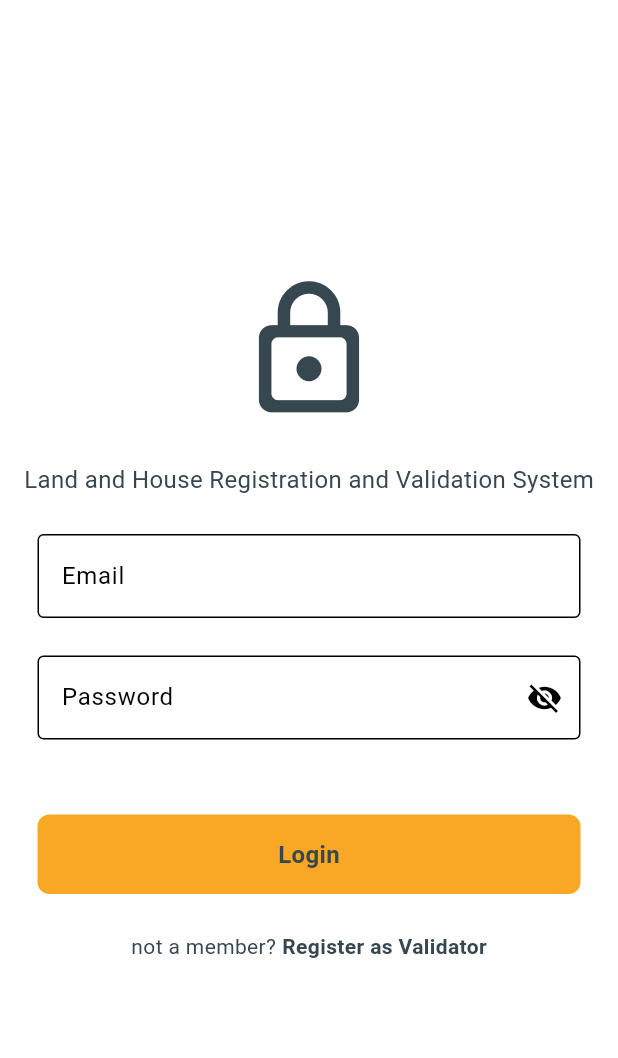
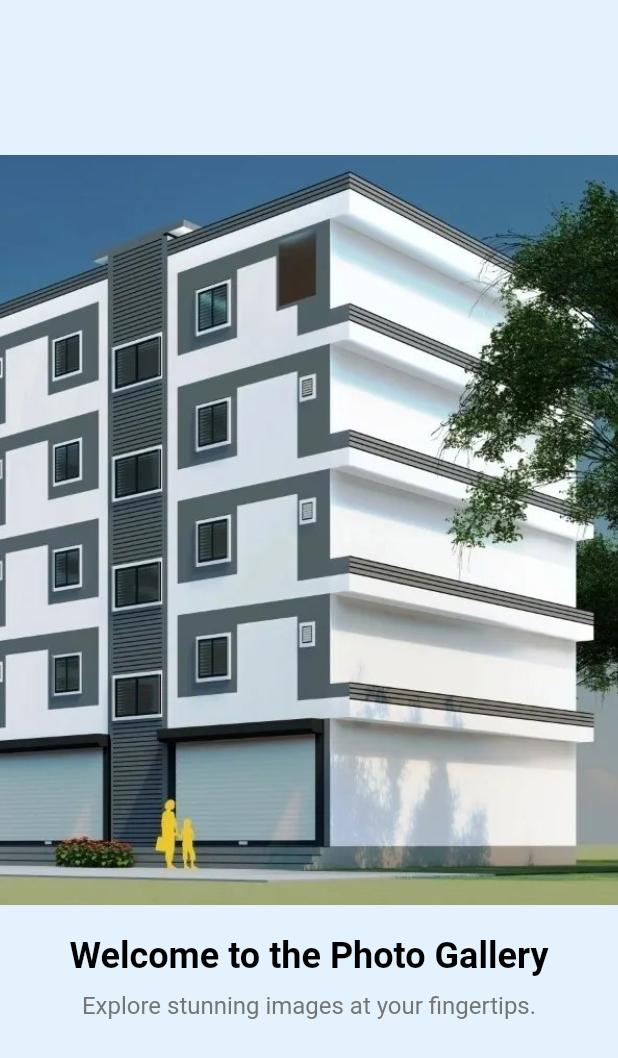
Before and after one commit to Dani-abera/AssetRegistrationandValuation, a Flutter app: the screen it shows after launch, on a phone screen of 412 x 824 dp. Shown: the top 1058 px of the screen. Run offline on Flutter 3.47's test engine with Material 3 defaults, Android fonts, the phone set to English and light mode, and no system bars; drawn by our look-alikes of animated_text_kit, toastification; our stand-ins replace cloud_firestore, file_picker, firebase_auth, firebase_core, firebase_storage, flutter_riverpod and 5 more; missing offline and left inert: flutter_pdfview, mailer; accounts and stored records are empty.

Commit message:
Landing page added

```diff
--- a/lib/main.dart
+++ b/lib/main.dart
@@ -1,27 +1,26 @@
 import 'package:flutter/material.dart';
 import 'package:flutter_riverpod/flutter_riverpod.dart';
-import 'package:land_house_verify/pages/admin/admin_page.dart';
+import 'package:land_house_verify/pages/landing/landing_page.dart';
 import 'package:land_house_verify/service_locator.dart';
 import 'package:land_house_verify/services/login_or_register.dart';
 import 'package:land_house_verify/themes/themes_provider.dart';
 import 'package:firebase_core/firebase_core.dart';
-import 'package:toastification/toastification.dart';
+import 'package:shared_preferences/shared_preferences.dart';
+import 'package:toastification/toastification.dart'; // ✅ Import Toastification
 import 'firebase_options.dart';
 
 void main() async {
-  // Initialize Flutter Binding
   WidgetsFlutterBinding.ensureInitialized();
-  // Initialize Firebase
   await Firebase.initializeApp(
     options: DefaultFirebaseOptions.currentPlatform,
   );
-  // Setup service locator
   setupLocator();
 
-  // Run the app with ProviderScope
   runApp(
     ProviderScope(
-      child: const MyApp(),
+      child: ToastificationWrapper( // ✅ Wrap with ToastificationWrapper
+        child: const MyApp(),
+      ),
     ),
   );
 }
@@ -31,15 +30,52 @@ class MyApp extends ConsumerWidget {
 
   @override
   Widget build(BuildContext context, WidgetRef ref) {
-    final themeData = ref.watch(themeProvider); // Watch the theme provider
+    final themeData = ref.watch(themeProvider);
 
-    return ToastificationWrapper(
-      child: MaterialApp(
-        debugShowCheckedModeBanner: false,
-        title: 'Property Registration and Verification System',
-        theme: themeData, // Use the theme from Riverpod
-        home: LoginOrRegister(), // Initial screen for user authentication
-      ),
+    return MaterialApp(
+      debugShowCheckedModeBanner: false,
+      title: 'Property Registration and Verification System',
+      theme: themeData,
+      home: const InitialScreen(),
     );
   }
 }
+
+
+class InitialScreen extends StatelessWidget {
+  const InitialScreen({Key? key}) : super(key: key);
+
+  Future<String> determineStartPage() async {
+    final prefs = await SharedPreferences.getInstance();
+    final isFirstTime = prefs.getBool('isFirstTime') ?? true;
+
+    if (isFirstTime) {
+      // Set isFirstTime to false only if routing to the landing page
+      prefs.setBool('isFirstTime', false);
+      return 'landing';
+    } else {
+      return 'login';
+    }
+  }
+
+  @override
+  Widget build(BuildContext context) {
+    return FutureBuilder<String>(
+      future: determineStartPage(),
+      builder: (context, snapshot) {
+        if (snapshot.connectionState == ConnectionState.waiting) {
+          return CircularProgressIndicator();
+        } else if (snapshot.hasData) {
+          switch (snapshot.data) {
+            case 'landing':
+              return LandingPage();
+            default:
+              return LoginOrRegister();
+          }
+        } else {
+          return Scaffold(body: Center(child: Text('Error loading app')),);
+        }
+      },
+    );
+  }
+}
--- /dev/null
+++ b/lib/pages/landing/landing_page.dart
@@ -0,0 +1,46 @@
+import 'package:flutter/material.dart';
+import 'package:land_house_verify/services/login_or_register.dart';
+
+import 'landing_page_container.dart';
+
+class LandingPage extends StatelessWidget {
+  const LandingPage({Key? key}) : super(key: key);
+
+
+  @override
+  Widget build(BuildContext context) {
+    return Scaffold(
+      body: PageView(
+        children: [
+          landingPageContainer(
+              imagepath:'assets/images/img1.png',
+              title: 'Welcome to the Photo Gallery',
+              subtitle:'Explore stunning images at your fingertips.',
+              context: context
+          ),
+          landingPageContainer(
+              imagepath:'assets/images/img2.png',
+              title: 'View High-Quality Images',
+              subtitle:'Tap on any image to view it in fullscreen.',
+              context: context
+          ),
+          landingPageContainer(
+              imagepath:'assets/images/img3.png',
+              title:'Get Started Now!',
+              subtitle:'Click the button below to explore the gallery.',
+              context: context,
+              ontap: () async {
+                if(context.mounted){
+                  Navigator.pushReplacement(
+                    context,
+                    MaterialPageRoute(builder: (context) => const LoginOrRegister()),
+                  );
+                }
+              },
+              haveButton: true
+          ),
+        ],
+      ),
+    );
+  }
+}
--- /dev/null
+++ b/lib/pages/landing/landing_page_container.dart
@@ -0,0 +1,82 @@
+import 'package:animated_text_kit/animated_text_kit.dart';
+import 'package:flutter/material.dart';
+
+Container landingPageContainer({
+  required String imagepath,
+  required String title,
+  required String subtitle,
+  required BuildContext context,
+  VoidCallback? ontap,
+  bool? haveButton = false
+}) {
+  return Container(
+    color: Colors.blue[50],
+    child: Column(
+      mainAxisAlignment: MainAxisAlignment.center,
+      children: [
+        Image.asset(
+          imagepath,
+          height: 500,
+          width: double.infinity,
+          fit: BoxFit.cover,
+        ),
+        SizedBox(height: 20),
+        DefaultTextStyle(
+          style: TextStyle(
+            fontSize: 24,
+            fontWeight: FontWeight.bold,
+            color: Colors.black,
+          ),
+          child: AnimatedTextKit(
+            animatedTexts: [
+              TypewriterAnimatedText(title),
+            ],
+            totalRepeatCount: 1,
+          ),
+        ),
+        SizedBox(height: 10),
+        DefaultTextStyle(
+          style: TextStyle(fontSize: 16, color: Colors.grey[600]),
+          child: AnimatedTextKit(
+            animatedTexts: [
+              TypewriterAnimatedText(
+                subtitle,
+                speed: Duration(milliseconds: 100),
+              ),
+            ],
+            totalRepeatCount: 1,
+          ),
+        ),
+        SizedBox(height: 20),
+        haveButton ==false?Text(""):Padding(
+          padding: EdgeInsets.all(30),
+          child: Container(
+            width: double.infinity,
+            height: 50.0,
+            decoration: BoxDecoration(
+              gradient: LinearGradient(colors: [
+                const Color.fromARGB(255, 168, 28, 161),
+                const Color.fromARGB(58, 76, 12, 85)
+              ]),
+              borderRadius: BorderRadius.circular(10),
+            ),
+            child: ElevatedButton(
+              style: ElevatedButton.styleFrom(
+                padding: EdgeInsets.symmetric(vertical: 15, horizontal: 30),
+                textStyle: TextStyle(fontSize: 18),
+                backgroundColor: Colors.transparent,
+                shadowColor: Colors.transparent,
+              ),
+              onPressed: ontap,
+              child: Text(
+                'Next',
+                style: TextStyle(color: Colors.white),
+              ),
+            ),
+          ),
+        ),
+
+      ],
+    ),
+  );
+}
--- a/lib/pages/widget/asset_card_view.dart
+++ b/lib/pages/widget/asset_card_view.dart
@@ -89,7 +89,7 @@ class AssetsCard extends StatelessWidget {
                                     },
                                   )
                                 : Image.asset(
-                                    'assets/images/image.png',
+                                    'assets/images/img1.png',
                                     fit: BoxFit.cover,
                                     errorBuilder: (context, error, stackTrace) {
                                       return Center(
--- a/pubspec.yaml
+++ b/pubspec.yaml
@@ -60,6 +60,8 @@ dependencies:
   google_sign_in: ^6.2.2
   googleapis: ^13.2.0
   cached_network_image:
+  shared_preferences:
+  animated_text_kit:
 
 dev_dependencies:
   flutter_test:
```
Also changed, not shown: assets/images/img1.png (renamed from assets/images/image.png), assets/images/img2.png (added), assets/images/img3.png (added), pubspec.lock, 1 other file.
